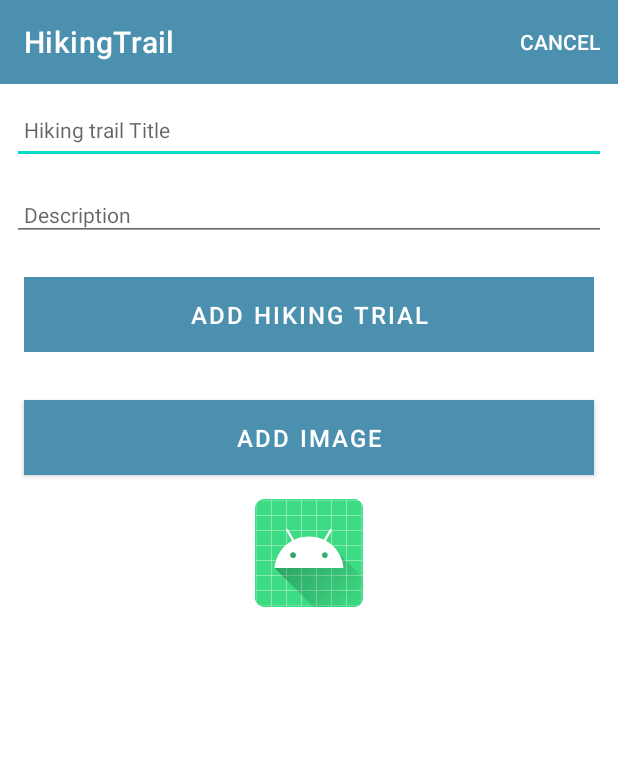
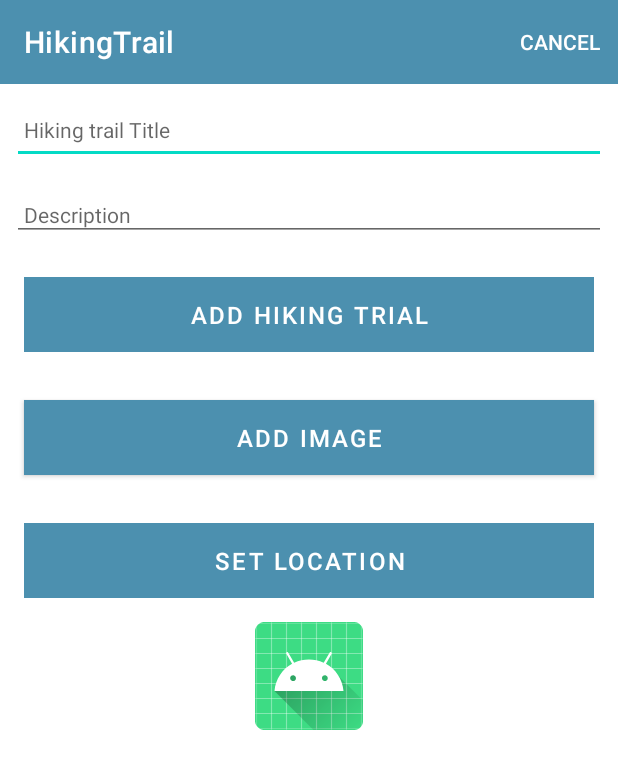
Before and after one commit to Norahackett/HikingTrailsApp, an Android app: the HikingtrailActivity screen opened directly, with no data from a screen before it, on a phone screen of 412 x 824 dp. Shown: the top 769 px of the screen. Run offline under Robolectric (Android 15) with nearby library versions, the phone set to English and light mode, and no system bars; our stand-ins replace Picasso, Timber; 1 statement that could not run was skipped.

Commit message:
add map details

```diff
--- a/app/build.gradle
+++ b/app/build.gradle
@@ -2,6 +2,7 @@ plugins {
     id 'com.android.application'
     id 'org.jetbrains.kotlin.android'
     id 'kotlin-parcelize'
+    id 'com.google.android.libraries.mapsplatform.secrets-gradle-plugin'
 }
 
 android {
@@ -46,6 +47,7 @@ dependencies {
     implementation 'androidx.activity:activity-ktx:1.3.1'
     implementation 'androidx.fragment:fragment-ktx:1.3.6'
     implementation 'com.squareup.picasso:picasso:2.71828'
+    implementation 'com.google.android.gms:play-services-maps:17.0.0'
     testImplementation 'junit:junit:4.13.2'
     androidTestImplementation 'androidx.test.ext:junit:1.1.3'
     androidTestImplementation 'androidx.test.espresso:espresso-core:3.4.0'
--- a/app/src/main/java/org/wit/hikingtrail/activities/HikingtrailActivity.kt
+++ b/app/src/main/java/org/wit/hikingtrail/activities/HikingtrailActivity.kt
@@ -15,6 +15,7 @@ import org.wit.hikingtrail.databinding.ActivityHikingtrailBinding
 import org.wit.hikingtrail.helpers.showImagePicker
 import org.wit.hikingtrail.main.MainApp
 import org.wit.hikingtrail.models.HikingtrailModel
+import org.wit.hikingtrail.models.Location
 
 import timber.log.Timber.i
 
@@ -22,8 +23,10 @@ class HikingtrailActivity : AppCompatActivity() {
     private lateinit var binding: ActivityHikingtrailBinding
     var hikingtrail = HikingtrailModel()
     private lateinit var imageIntentLauncher: ActivityResultLauncher<Intent>
+    private lateinit var mapIntentLauncher : ActivityResultLauncher<Intent>
     lateinit var app: MainApp
     val IMAGE_REQUEST = 1
+    var location = Location(52.245696, -7.139102, 15f)
 
 
     override fun onCreate(savedInstanceState: Bundle?) {
@@ -78,7 +81,19 @@ class HikingtrailActivity : AppCompatActivity() {
                 showImagePicker(imageIntentLauncher)
             }
 
+            binding.hikingtrailLocation.setOnClickListener {
+                val location = Location(52.245696, -7.139102, 15f)
+                if (hikingtrail.zoom != 0f) {
+                    location.lat =  hikingtrail.lat
+                    location.lng = hikingtrail.lng
+                    location.zoom = hikingtrail.zoom
+                }
+                val launcherIntent = Intent(this, MapActivity::class.java)
+                    .putExtra("location", location)
+                mapIntentLauncher.launch(launcherIntent)
+            }
             registerImagePickerCallback()
+            registerMapCallback()
 
         }
 
@@ -115,4 +130,27 @@ class HikingtrailActivity : AppCompatActivity() {
                 }
             }
     }
+        private fun registerMapCallback() {
+            mapIntentLauncher =
+                registerForActivityResult(ActivityResultContracts.StartActivityForResult())
+                { result ->
+                    when (result.resultCode) {
+                        RESULT_OK -> {
+                            if (result.data != null) {
+                                i("Got Location ${result.data.toString()}")
+                                location = result.data!!.extras?.getParcelable("location")!!
+                                i("Location == $location")
+                                hikingtrail.lat = location.lat
+                                hikingtrail.lng = location.lng
+                                hikingtrail.zoom = location.zoom
+
+
+
+                            } // end of if
+                        }
+                        RESULT_CANCELED -> { } else -> { }
+                    }
+                }
+        }
+
 }
--- a/app/src/main/java/org/wit/hikingtrail/models/HikingtrailMemStore.kt
+++ b/app/src/main/java/org/wit/hikingtrail/models/HikingtrailMemStore.kt
@@ -30,6 +30,9 @@ class HikingtrailMemStore : HikingtrailStore {
             foundHikingtrail.title = hikingtrail.title
             foundHikingtrail.description = hikingtrail.description
             foundHikingtrail.image = hikingtrail.image
+            foundHikingtrail.lat = hikingtrail.lat
+            foundHikingtrail.lng = hikingtrail.lng
+            foundHikingtrail.zoom = hikingtrail.zoom
             logAll()
         }
     }
--- a/app/src/main/java/org/wit/hikingtrail/models/HikingtrailModel.kt
+++ b/app/src/main/java/org/wit/hikingtrail/models/HikingtrailModel.kt
@@ -6,6 +6,14 @@ import kotlinx.parcelize.Parcelize
 
 @Parcelize
 data class HikingtrailModel(var id: Long = 0,
-                            var title: String = "",
-                            var description: String = "",
-                            var image: Uri = Uri.EMPTY) : Parcelable
+                          var title: String = "",
+                          var description: String = "",
+                          var image: Uri = Uri.EMPTY,
+                          var lat : Double = 0.0,
+                          var lng: Double = 0.0,
+                          var zoom: Float = 0f) : Parcelable
+
+@Parcelize
+data class Location(var lat: Double = 0.0,
+                    var lng: Double = 0.0,
+                    var zoom: Float = 0f) : Parcelable
--- a/app/src/main/res/layout/activity_hikingtrail.xml
+++ b/app/src/main/res/layout/activity_hikingtrail.xml
@@ -92,6 +92,19 @@
                     android:text="@string/button_addImage"
                     android:textColor="@color/colorPrimary"
                     android:textSize="16sp"/>
+                <Button
+                    android:id="@+id/hikingtrailLocation"
+                    android:layout_width="match_parent"
+                    android:layout_height="wrap_content"
+                    android:layout_margin="16dp"
+                    android:background="@color/colorAccent"
+                    android:paddingBottom="8dp"
+                    android:paddingTop="8dp"
+                    android:stateListAnimator="@null"
+                    android:text="@string/button_location"
+                    android:textColor="@color/colorPrimary"
+                    android:textSize="16sp"/>
+
 
                 <ImageView
                     android:id="@+id/hikingtrailImage"
--- a/app/src/main/res/values/strings.xml
+++ b/app/src/main/res/values/strings.xml
@@ -10,4 +10,6 @@
     <string name="button_addImage"> Add Image </string>
     <string name="select_hikingtrail_image">Select hiking trail image</string>
     <string name="change_hikingtrail_image">Change hiking image</string>
+    <string name="button_location">Set Location</string>
+    <string name="title_activity_map">Map</string>
 </resources>
--- a/build.gradle
+++ b/build.gradle
@@ -3,6 +3,7 @@ plugins {
     id 'com.android.application' version '7.2.2' apply false
     id 'com.android.library' version '7.2.2' apply false
     id 'org.jetbrains.kotlin.android' version '1.7.10' apply false
+    id 'com.google.android.libraries.mapsplatform.secrets-gradle-plugin' version '2.0.0' apply false
 }
 
 task clean(type: Delete) {
```
Also changed, not shown: app/src/main/AndroidManifest.xml (+14 -4 lines), app/src/main/java/org/wit/hikingtrail/activities/MapActivity.kt (added, +73 -0 lines), app/src/main/res/layout/activity_map.xml (added, +9 -0 lines), app/src/main/res/values/google_maps_api.xml (added, +24 -0 lines).
